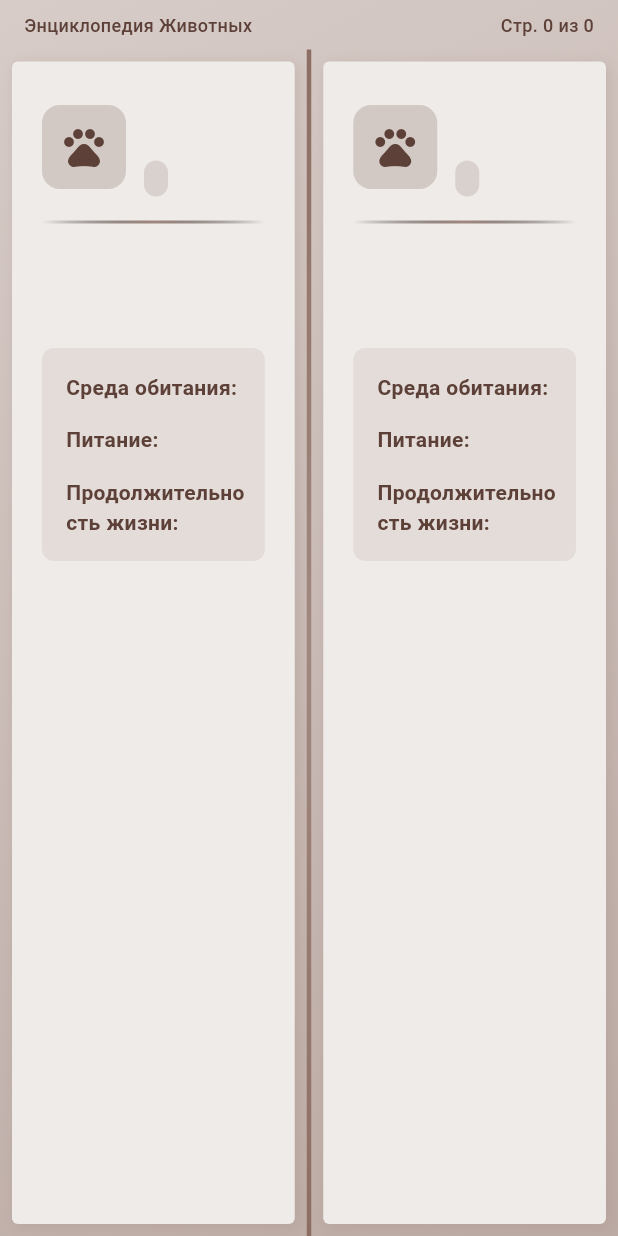
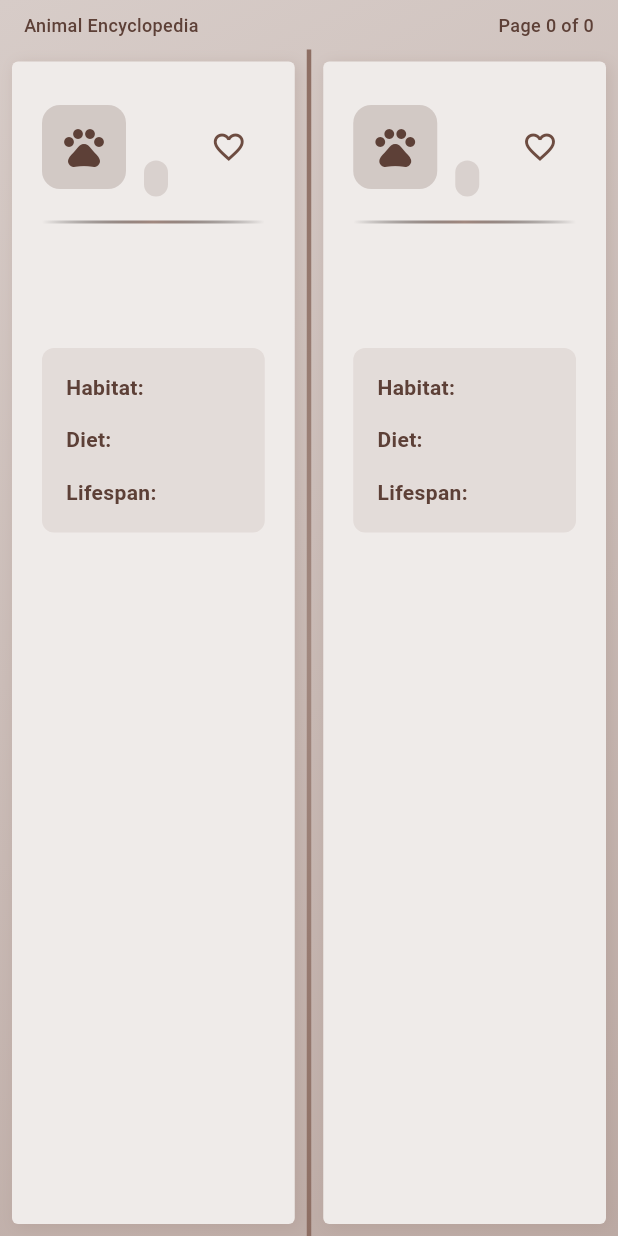
Before and after one commit to yaroslav20568/animal_kingdom, a Flutter app: the BookPagesWidget widget shown alone on an empty page, opened directly with empty values, on a phone screen of 412 x 824 dp. Run offline on Flutter 3.47's test engine with Material 3 defaults, Android fonts, the phone set to English and light mode, and no system bars.

Commit message:
refactor: replace Cyrillic with Latin and add favorites feature

```diff
--- a/lib/data/animals_repository.dart
+++ b/lib/data/animals_repository.dart
@@ -4,91 +4,91 @@ class AnimalsRepository {
   static final List<Animal> _animals = [
     const Animal(
       id: '1',
-      name: 'Лев',
+      name: 'Lion',
       description:
-          'Лев — крупное хищное млекопитающее из семейства кошачьих. Является одним из самых узнаваемых животных в мире.',
+          'The lion is a large predatory mammal from the cat family. It is one of the most recognizable animals in the world.',
       imageUrl: '',
-      habitat: 'Саванны и луга Африки',
-      diet: 'Плотоядное',
-      lifespan: '10-14 лет в дикой природе',
-      category: 'Млекопитающее',
+      habitat: 'Savannas and grasslands of Africa',
+      diet: 'Carnivore',
+      lifespan: '10-14 years in the wild',
+      category: 'Mammal',
     ),
     const Animal(
       id: '2',
-      name: 'Слон',
+      name: 'Elephant',
       description:
-          'Слон — самое крупное наземное млекопитающее. Известен своим интеллектом и социальным поведением.',
+          'The elephant is the largest land mammal. Known for its intelligence and social behavior.',
       imageUrl: '',
-      habitat: 'Саванны, леса и пустыни Африки и Азии',
-      diet: 'Травоядное',
-      lifespan: '60-70 лет',
-      category: 'Млекопитающее',
+      habitat: 'Savannas, forests and deserts of Africa and Asia',
+      diet: 'Herbivore',
+      lifespan: '60-70 years',
+      category: 'Mammal',
     ),
     const Animal(
       id: '3',
-      name: 'Орёл',
+      name: 'Eagle',
       description:
-          'Орёл — крупная хищная птица с мощными когтями и острым зрением. Символ силы и свободы.',
+          'The eagle is a large predatory bird with powerful claws and sharp vision. A symbol of strength and freedom.',
       imageUrl: '',
-      habitat: 'Горы, леса, открытые пространства',
-      diet: 'Плотоядное',
-      lifespan: '20-30 лет',
-      category: 'Птица',
+      habitat: 'Mountains, forests, open spaces',
+      diet: 'Carnivore',
+      lifespan: '20-30 years',
+      category: 'Bird',
     ),
     const Animal(
       id: '4',
-      name: 'Дельфин',
+      name: 'Dolphin',
       description:
-          'Дельфин — умное морское млекопитающее, известное своим дружелюбием и интеллектом.',
+          'The dolphin is an intelligent marine mammal known for its friendliness and intelligence.',
       imageUrl: '',
-      habitat: 'Океаны и моря по всему миру',
-      diet: 'Плотоядное',
-      lifespan: '20-50 лет',
-      category: 'Морское',
+      habitat: 'Oceans and seas around the world',
+      diet: 'Carnivore',
+      lifespan: '20-50 years',
+      category: 'Marine',
     ),
     const Animal(
       id: '5',
-      name: 'Тигр',
+      name: 'Tiger',
       description:
-          'Тигр — крупнейший представитель семейства кошачьих. Известен своей силой, грацией и характерными полосками.',
+          'The tiger is the largest member of the cat family. Known for its strength, grace and distinctive stripes.',
       imageUrl: '',
-      habitat: 'Тропические леса, саванны, мангровые заросли Азии',
-      diet: 'Плотоядное',
-      lifespan: '10-15 лет в дикой природе',
-      category: 'Млекопитающее',
+      habitat: 'Tropical forests, savannas, mangrove swamps of Asia',
+      diet: 'Carnivore',
+      lifespan: '10-15 years in the wild',
+      category: 'Mammal',
     ),
     const Animal(
       id: '6',
-      name: 'Медведь',
+      name: 'Bear',
       description:
-          'Медведь — крупное хищное млекопитающее. Известен своей силой и способностью впадать в зимнюю спячку.',
+          'The bear is a large predatory mammal. Known for its strength and ability to hibernate in winter.',
       imageUrl: '',
-      habitat: 'Леса, горы, тундра Северного полушария',
-      diet: 'Всеядное',
-      lifespan: '20-30 лет',
-      category: 'Млекопитающее',
+      habitat: 'Forests, mountains, tundra of the Northern Hemisphere',
+      diet: 'Omnivore',
+      lifespan: '20-30 years',
+      category: 'Mammal',
     ),
     const Animal(
       id: '7',
-      name: 'Жираф',
+      name: 'Giraffe',
       description:
-          'Жираф — самое высокое наземное животное. Известен своей длинной шеей и уникальным рисунком на шкуре.',
+          'The giraffe is the tallest land animal. Known for its long neck and unique skin pattern.',
       imageUrl: '',
-      habitat: 'Саванны и открытые леса Африки',
-      diet: 'Травоядное',
-      lifespan: '20-25 лет',
-      category: 'Млекопитающее',
+      habitat: 'Savannas and open forests of Africa',
+      diet: 'Herbivore',
+      lifespan: '20-25 years',
+      category: 'Mammal',
     ),
     const Animal(
       id: '8',
-      name: 'Пингвин',
+      name: 'Penguin',
       description:
-          'Пингвин — нелетающая морская птица, отлично приспособленная к жизни в воде и на льду.',
+          'The penguin is a flightless seabird, perfectly adapted to life in water and on ice.',
       imageUrl: '',
-      habitat: 'Антарктида и прибрежные воды Южного полушария',
-      diet: 'Плотоядное',
-      lifespan: '15-20 лет',
-      category: 'Птица',
+      habitat: 'Antarctica and coastal waters of the Southern Hemisphere',
+      diet: 'Carnivore',
+      lifespan: '15-20 years',
+      category: 'Bird',
     ),
   ];
 
--- a/lib/screens/book_screen.dart
+++ b/lib/screens/book_screen.dart
@@ -88,7 +88,7 @@ class _BookScreenState extends State<BookScreen>
 
   Widget _buildOpenBook() {
     if (_pagePairs.isEmpty) {
-      return const Center(child: Text('Нет данных'));
+      return const Center(child: Text('No data'));
     }
 
     return Stack(
@@ -130,7 +130,7 @@ class _BookScreenState extends State<BookScreen>
                     backgroundColor: Colors.white.withValues(alpha: 0.8),
                     padding: const EdgeInsets.all(12),
                   ),
-                  tooltip: 'К первой странице',
+                  tooltip: 'To first page',
                 )
               : const SizedBox.shrink(),
         ),
@@ -144,7 +144,7 @@ class _BookScreenState extends State<BookScreen>
               backgroundColor: Colors.white.withValues(alpha: 0.8),
               padding: const EdgeInsets.all(12),
             ),
-            tooltip: 'Закрыть книгу',
+            tooltip: 'Close book',
           ),
         ),
         Positioned(bottom: 16, left: 0, right: 0, child: _buildPageIndicator()),
--- a/lib/utils/animal_icons.dart
+++ b/lib/utils/animal_icons.dart
@@ -3,21 +3,21 @@ import 'package:flutter/material.dart';
 class AnimalIcons {
   static IconData getIconForAnimal(String animalName) {
     switch (animalName.toLowerCase()) {
-      case 'лев':
+      case 'lion':
         return Icons.pets;
-      case 'слон':
+      case 'elephant':
         return Icons.forest;
-      case 'орёл':
+      case 'eagle':
         return Icons.flight;
-      case 'дельфин':
+      case 'dolphin':
         return Icons.water;
-      case 'тигр':
+      case 'tiger':
         return Icons.pets;
-      case 'медведь':
+      case 'bear':
         return Icons.forest;
-      case 'жираф':
+      case 'giraffe':
         return Icons.pets;
-      case 'пингвин':
+      case 'penguin':
         return Icons.ac_unit;
       default:
         return Icons.pets;
@@ -26,11 +26,11 @@ class AnimalIcons {
 
   static Color getColorForCategory(String category) {
     switch (category.toLowerCase()) {
-      case 'млекопитающее':
+      case 'mammal':
         return Colors.orange.shade700;
-      case 'птица':
+      case 'bird':
         return Colors.blue.shade700;
-      case 'морское':
+      case 'marine':
         return Colors.cyan.shade700;
       default:
         return Colors.brown.shade700;
--- /dev/null
+++ b/lib/utils/favorites_manager.dart
@@ -0,0 +1,23 @@
+class FavoritesManager {
+  static final Set<String> _favoriteIds = <String>{};
+
+  static bool isFavorite(String animalId) {
+    return _favoriteIds.contains(animalId);
+  }
+
+  static void toggleFavorite(String animalId) {
+    if (_favoriteIds.contains(animalId)) {
+      _favoriteIds.remove(animalId);
+    } else {
+      _favoriteIds.add(animalId);
+    }
+  }
+
+  static Set<String> getFavoriteIds() {
+    return Set.unmodifiable(_favoriteIds);
+  }
+
+  static int getFavoriteCount() {
+    return _favoriteIds.length;
+  }
+}
--- a/lib/utils/index.dart
+++ b/lib/utils/index.dart
@@ -1 +1,2 @@
 export 'animal_icons.dart';
+export 'favorites_manager.dart';
--- a/lib/widgets/book_pages_widget.dart
+++ b/lib/widgets/book_pages_widget.dart
@@ -44,7 +44,7 @@ class BookPagesWidget extends StatelessWidget {
               children: [
                 Flexible(
                   child: Text(
-                    'Энциклопедия Животных',
+                    'Animal Encyclopedia',
                     style: TextStyle(
                       fontSize: headerFontSize,
                       color: Colors.brown.shade700,
@@ -55,7 +55,7 @@ class BookPagesWidget extends StatelessWidget {
                 ),
                 const SizedBox(width: 8),
                 Text(
-                  'Стр. $pageNumber из $totalPages',
+                  'Page $pageNumber of $totalPages',
                   style: TextStyle(
                     fontSize: headerFontSize,
                     color: Colors.brown.shade700,
@@ -183,6 +183,7 @@ class BookPagesWidget extends StatelessWidget {
                   ],
                 ),
               ),
+              _FavoriteButton(animalId: animal.id),
             ],
           ),
           Container(
@@ -216,11 +217,11 @@ class BookPagesWidget extends StatelessWidget {
             ),
             child: Column(
               children: [
-                _buildInfoRow('Среда обитания:', animal.habitat),
+                _buildInfoRow('Habitat:', animal.habitat),
                 const SizedBox(height: 14),
-                _buildInfoRow('Питание:', animal.diet),
+                _buildInfoRow('Diet:', animal.diet),
                 const SizedBox(height: 14),
-                _buildInfoRow('Продолжительность жизни:', animal.lifespan),
+                _buildInfoRow('Lifespan:', animal.lifespan),
               ],
             ),
           ),
@@ -254,3 +255,32 @@ class BookPagesWidget extends StatelessWidget {
     );
   }
 }
+
+class _FavoriteButton extends StatefulWidget {
+  final String animalId;
+
+  const _FavoriteButton({required this.animalId});
+
+  @override
+  State<_FavoriteButton> createState() => _FavoriteButtonState();
+}
+
+class _FavoriteButtonState extends State<_FavoriteButton> {
+  @override
+  Widget build(BuildContext context) {
+    final isFavorite = FavoritesManager.isFavorite(widget.animalId);
+
+    return IconButton(
+      icon: Icon(
+        isFavorite ? Icons.favorite : Icons.favorite_border,
+        color: isFavorite ? Colors.red.shade600 : Colors.brown.shade600,
+      ),
+      onPressed: () {
+        setState(() {
+          FavoritesManager.toggleFavorite(widget.animalId);
+        });
+      },
+      tooltip: isFavorite ? 'Remove from favorites' : 'Add to favorites',
+    );
+  }
+}
--- a/lib/widgets/closed_book_widget.dart
+++ b/lib/widgets/closed_book_widget.dart
@@ -102,7 +102,7 @@ class ClosedBookWidget extends StatelessWidget {
                         ),
                         const SizedBox(height: 24),
                         Text(
-                          'ЭНЦИКЛОПЕДИЯ',
+                          'ENCYCLOPEDIA',
                           textAlign: TextAlign.center,
                           style: TextStyle(
                             fontSize: 14,
@@ -113,7 +113,7 @@ class ClosedBookWidget extends StatelessWidget {
                         ),
                         const SizedBox(height: 12),
                         Text(
-                          'Животных',
+                          'Animals',
                           textAlign: TextAlign.center,
                           style: TextStyle(
                             fontSize: 32,
@@ -142,7 +142,7 @@ class ClosedBookWidget extends StatelessWidget {
               ),
               const SizedBox(height: 40),
               Text(
-                'Нажмите, чтобы открыть',
+                'Tap to open',
                 style: TextStyle(
                   fontSize: 16,
                   color: Colors.brown.shade300,
```
